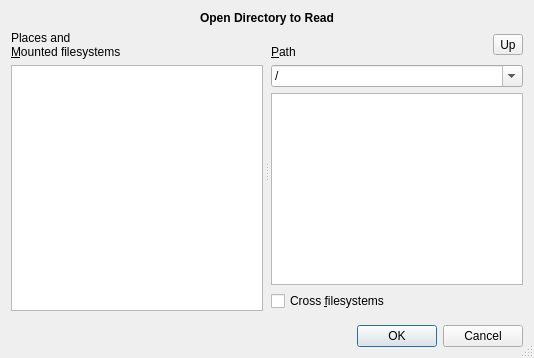
First picture: the form in src/open-dir-dialog.ui, repository Lithopsian/qdirstat, before the edit.
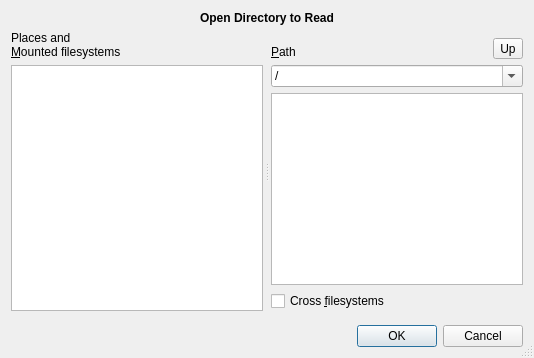
Second picture: the form after the edit. Icons and pictures are not drawn. Custom widgets are drawn as their Qt base class.

Patch:
```diff
--- a/src/open-dir-dialog.ui
+++ b/src/open-dir-dialog.ui
@@ -10,7 +10,7 @@
   </property>
   <layout class="QVBoxLayout" name="verticalLayout_2">
    <item>
-    <layout class="QVBoxLayout" name="verticalLayout">
+    <layout class="QVBoxLayout" name="verticalLayout" stretch="0,1">
      <property name="bottomMargin">
       <number>8</number>
      </property>
@@ -32,12 +32,6 @@
      </item>
      <item>
       <widget class="QSplitter" name="mainSplitter">
-       <property name="sizePolicy">
-        <sizepolicy hsizetype="Expanding" vsizetype="MinimumExpanding">
-         <horstretch>0</horstretch>
-         <verstretch>0</verstretch>
-        </sizepolicy>
-       </property>
        <property name="orientation">
         <enum>Qt::Horizontal</enum>
        </property>
@@ -80,7 +74,7 @@
              </property>
             </widget>
            </item>
-           <item>
+           <item alignment="Qt::AlignBottom">
             <widget class="QToolButton" name="upButton">
              <property name="text">
               <string>Up</string>
```
Left out of the diff: 9 changed lines with no effect on the pictures.
